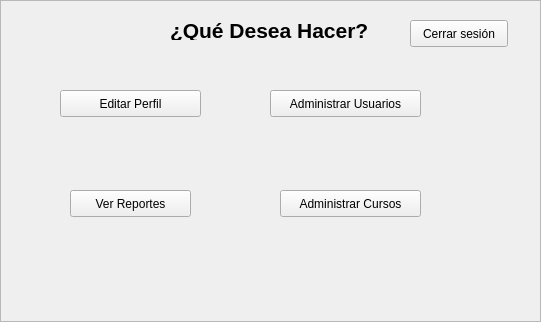
Qt form SICIER-SUR-Cliente/IGU/Widgets/XML-IGU/OpcionesAdm-IGU.ui (crisefd/SICIER-SUR) before a commit.
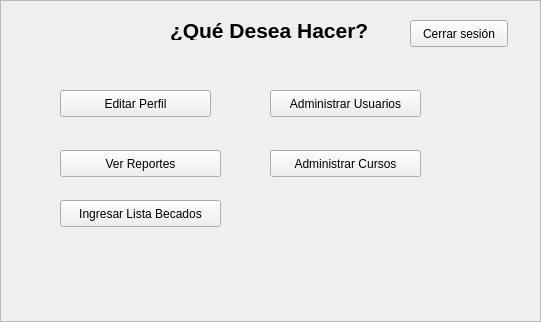
The same form after that commit.

Commit message: Listo el ingreso de LT y la busqueda de archivo para becados

What changed in the file:
```diff
--- a/SICIER-SUR-Cliente/IGU/Widgets/XML-IGU/OpcionesAdm-IGU.ui
+++ b/SICIER-SUR-Cliente/IGU/Widgets/XML-IGU/OpcionesAdm-IGU.ui
@@ -44,7 +44,7 @@
     <rect>
      <x>60</x>
      <y>90</y>
-     <width>141</width>
+     <width>151</width>
      <height>27</height>
     </rect>
    </property>
@@ -81,9 +81,9 @@
   <widget class="QPushButton" name="botonReportes">
    <property name="geometry">
     <rect>
-     <x>70</x>
-     <y>190</y>
-     <width>121</width>
+     <x>60</x>
+     <y>150</y>
+     <width>161</width>
      <height>27</height>
     </rect>
    </property>
@@ -94,9 +94,9 @@
   <widget class="QPushButton" name="botonAdmCursos">
    <property name="geometry">
     <rect>
-     <x>280</x>
-     <y>190</y>
-     <width>141</width>
+     <x>270</x>
+     <y>150</y>
+     <width>151</width>
      <height>27</height>
     </rect>
    </property>
@@ -104,6 +104,19 @@
     <string>Administrar Cursos</string>
    </property>
   </widget>
+  <widget class="QPushButton" name="botonListaBecados">
+   <property name="geometry">
+    <rect>
+     <x>60</x>
+     <y>200</y>
+     <width>161</width>
+     <height>27</height>
+    </rect>
+   </property>
+   <property name="text">
+    <string>Ingresar Lista Becados</string>
+   </property>
+  </widget>
  </widget>
  <resources/>
  <connections/>
```
The commit also changes 10 other files.
